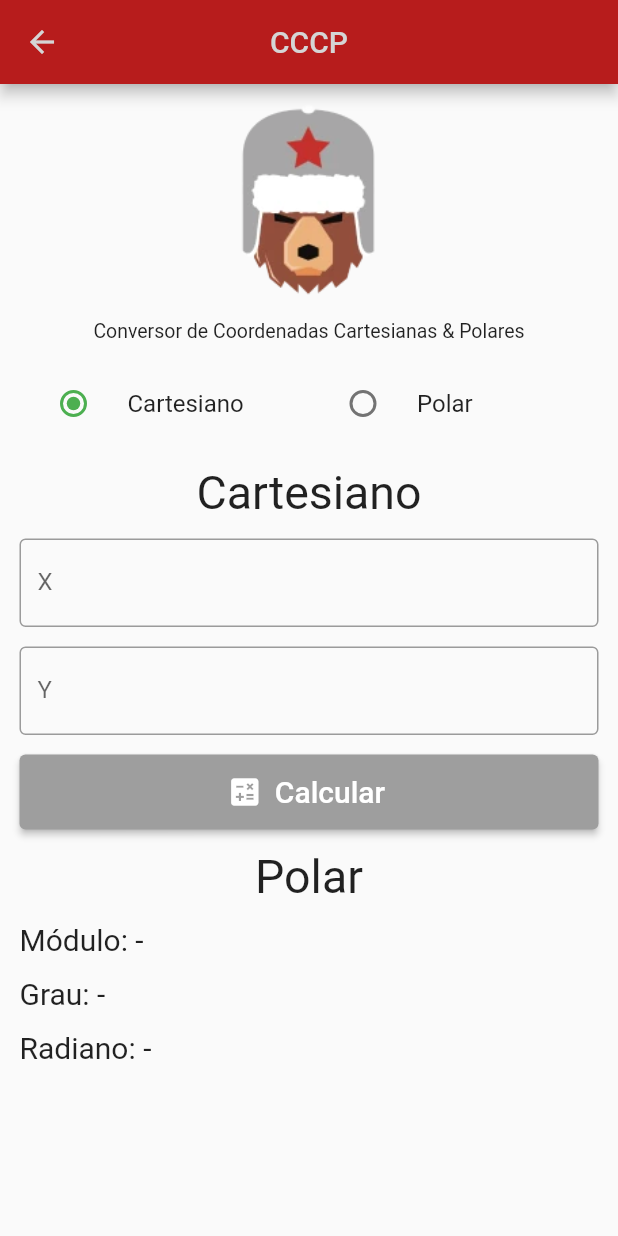
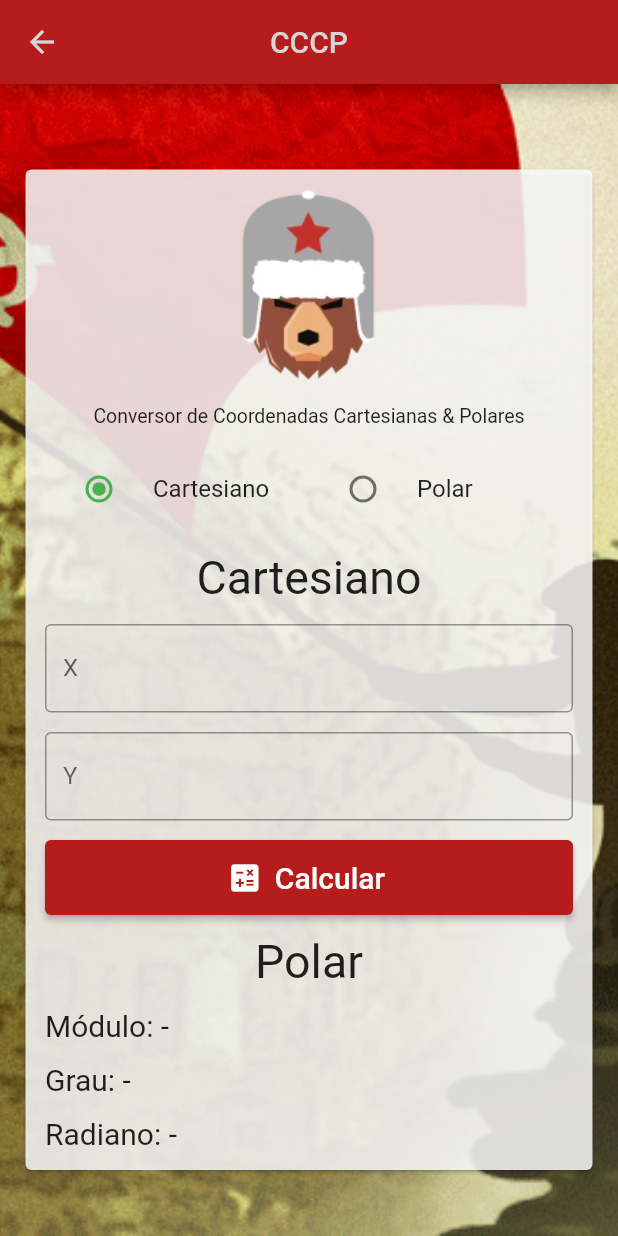
Before and after one commit to ArthurCoAnd/ArTools, a Flutter app: the CCCP screen opened by its route, on a phone screen of 412 x 824 dp. Run offline on Flutter 3.47's test engine with Material 3 defaults, Android fonts, the phone set to English and light mode, and no system bars; our stand-ins replace csv, flutter_typeahead, google_fonts, pdf, printing, syncfusion_flutter_charts; missing offline and left inert: syncfusion_localizations; Roboto replaces fonts that are missing (Ubuntu).

Commit message:
🛠️ ArTools

```diff
--- a/lib/main.dart
+++ b/lib/main.dart
@@ -42,6 +42,7 @@ class ArTools extends StatelessWidget {
       title: 'ArTools',
       debugShowCheckedModeBanner: false,
       theme: ThemeData(useMaterial3: false, primarySwatch: Colors.green, fontFamily: fonte),
+      // theme: ThemeData(useMaterial3: false, primarySwatch: Colors.green, fontFamily: fonte),
       // theme: ThemeData(useMaterial3: true, colorScheme: ColorScheme.fromSeed(seedColor: Colors.green), fontFamily: fonte),
       routes: {
         '/': (context) => MENU(versao: versao),
--- a/lib/pages/cccp.dart
+++ b/lib/pages/cccp.dart
@@ -33,10 +33,17 @@ class CCCPState extends State<CCCP>{
   Widget build(BuildContext context){
     return Scaffold(
       appBar: AppBar(title: const Text('CCCP'), centerTitle: true, backgroundColor: Colors.red.shade900, foregroundColor: const Color.fromARGB(255, 213, 213, 213)),
-      body: SingleChildScrollView(
-        child: Center(
+      body: Stack(
+        alignment: Alignment.center,
+        children: [
+          Image.asset('assets/images/fundos/RedFlagBerlim.gif', fit: BoxFit.cover, height: double.infinity, width: double.infinity),
+          SimpleP(
             child: SizedBox(
               width: 500,
+              child: Card(
+                color: Colors.white.withAlpha(213),
+                // decoration: BoxDecoration(color: Colors.white.withAlpha(213)),
+                child: SingleChildScrollView(
                   child: Form(key: formKey, child: ListView(
                     physics: const ScrollPhysics(),
                     shrinkWrap: true,
@@ -56,7 +63,7 @@ class CCCPState extends State<CCCP>{
                       // Calcular
                       SimpleP(child: ElevatedButton.icon(
                         onPressed: (){if(formKey.currentState!.validate()){calcular();}},
-                  style: ElevatedButton.styleFrom(minimumSize: const Size(0, 50), backgroundColor: calculado ? Colors.green : Colors.grey),
+                        style: ElevatedButton.styleFrom(minimumSize: const Size(0, 50), backgroundColor: Colors.red.shade900),
                         icon: const Icon(Icons.calculate),
                         label: const Text('Calcular', style: TextStyle(fontSize: 20)),
                       )),
@@ -72,8 +79,12 @@ class CCCPState extends State<CCCP>{
                       const SimpleP(),
                     ]
                   ),
-          )),
                                   ),
+                ),
+              ),
+            ),
+          ),
+        ],
       ),
     );
   }
--- a/lib/pages/egs.dart
+++ b/lib/pages/egs.dart
@@ -109,8 +109,9 @@ class _EGSState extends State<EGS> {
     irradSeries = [];
     if(formKey.currentState!.validate()){
       double pot = double.parse(potencia.text.replaceAll(',','.'));
-      double med = 30*pot*num.parse(irradDados['${estado.text}-${municipio.text}']['Ano'])*0.8/1000;
-      irradSeries.add(serieColunaMesVal('Geração', Colors.yellow, [for(var m in irradMunDados.keys) MesVal(m, 30*pot*irradMunDados[m]*0.8/1000)]));
+      double fat = 30*pot*0.8/1000;
+      double med = fat*num.parse(irradDados['${estado.text}-${municipio.text}']['Ano']);
+      irradSeries.add(serieColunaMesVal('Geração', Colors.yellow, [for(var m in irradMunDados.keys) MesVal(m, fat*irradMunDados[m])]));
       irradSeries.add(serieLinhaMesVal('Média', Colors.blue, [for(var m in irradMunDados.keys) MesVal(m, med)]));
     }
     setState((){});
```
Also changed, not shown: assets/images/fundos/RedFlagBerlim.gif (added). Lines whose indentation alone changed are shown as unchanged.
